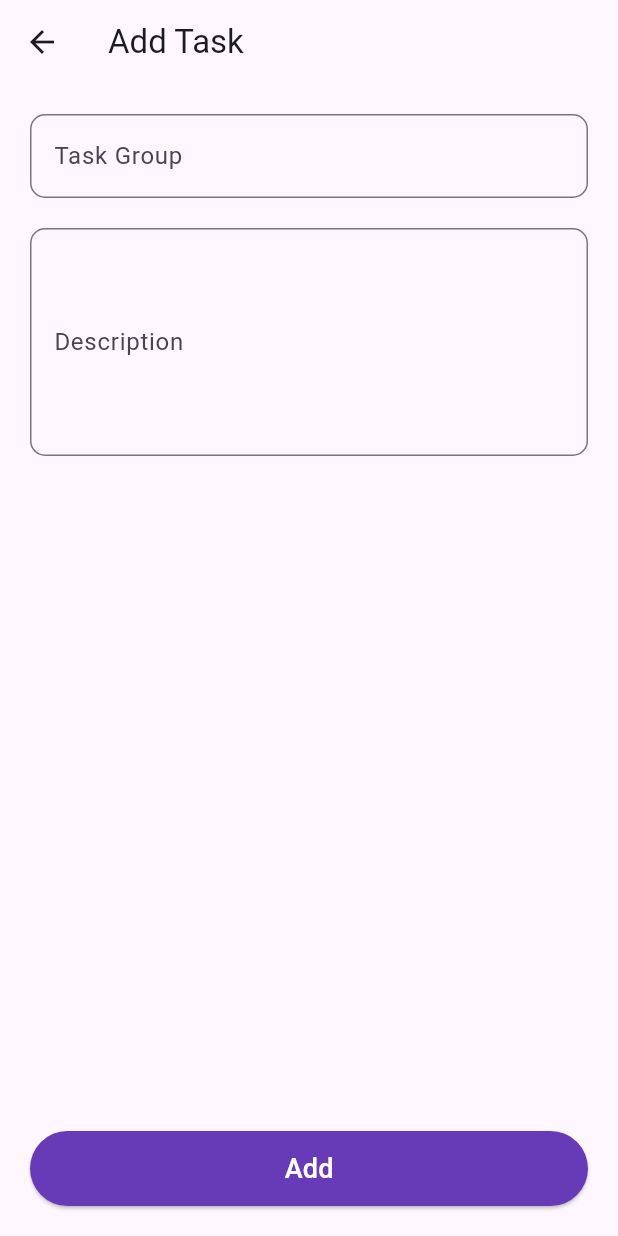
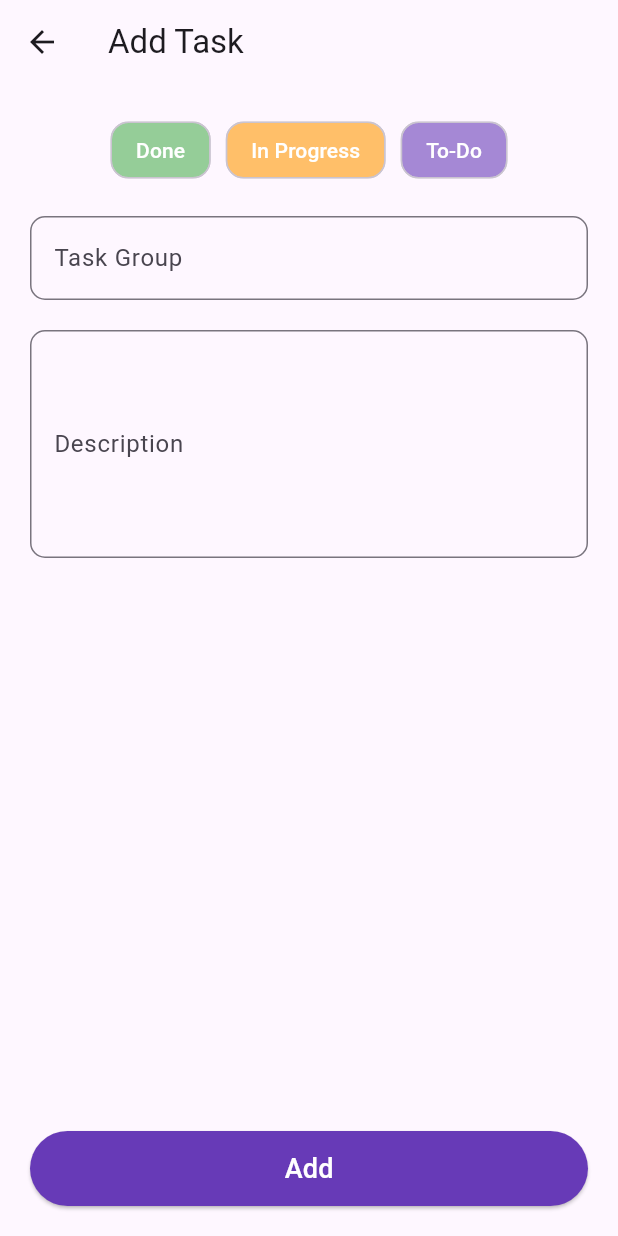
Before and after one commit to mizanurrahmanzoy/module_7_Assignment, a Flutter app: the screen it shows after launch, after a tap on the "add" icon, on a phone screen of 412 x 824 dp. Run offline on Flutter 3.47's test engine with Material 3 defaults, Android fonts, the phone set to English and light mode, and no system bars.

Commit message:
feat: before add DB

```diff
--- a/lib/screens/add_task_screen.dart
+++ b/lib/screens/add_task_screen.dart
@@ -1,7 +1,7 @@
 import 'package:flutter/material.dart';
 
 class AddTaskScreen extends StatefulWidget {
-  AddTaskScreen({super.key});
+  AddTaskScreen();
 
   @override
   State<AddTaskScreen> createState() => _AddTaskScreenState();
@@ -11,10 +11,16 @@ class _AddTaskScreenState extends State<AddTaskScreen> {
   final taskGroup = TextEditingController();
   final taskDesc = TextEditingController();
   final _formKey = GlobalKey<FormState>();
+  // Choice Chip list
+  final Map<String, Color> group = {
+    "Done": Colors.green,
+    "In Progress": Colors.orange,
+    "To-Do": Colors.deepPurple,
+  };
+  String selectedValue = '';
 
   @override
   void dispose() {
-    // TODO: implement dispose
     taskGroup.dispose();
     taskDesc.dispose();
     super.dispose();
@@ -32,7 +38,31 @@ class _AddTaskScreenState extends State<AddTaskScreen> {
           key: _formKey,
           child: Column(
             children: [
+              Wrap(
+                spacing: 10,
+                children: group.entries.map((item) {
+                  return ChoiceChip(
+                    label: Text(item.key),
+                    backgroundColor: item.value.withAlpha(150),
+                    selectedColor: item.value,
+                    labelStyle: TextStyle(color: Colors.white),
+                    shape: RoundedRectangleBorder(
+                      borderRadius: BorderRadius.circular(12),
+                    ),
+                    checkmarkColor: Colors.white,
+                    selected: selectedValue == item.key,
+                    onSelected: (selected) {
+                      setState(() {
+                        selectedValue = selected ? item.key : '';
+                        taskGroup.text = selected ? item.key : '';
+                      });
+                    },
+                  );
+                }).toList(),
+              ),
+              const SizedBox(height: 20),
               TextFormField(
+                readOnly: true,
                 validator: (value) {
                   if (value == null || value.isEmpty) {
                     return "Please enter some text";
@@ -42,6 +72,7 @@ class _AddTaskScreenState extends State<AddTaskScreen> {
                 controller: taskGroup,
                 decoration: InputDecoration(
                   labelText: "Task Group",
+
                   border: OutlineInputBorder(
                     borderRadius: BorderRadius.circular(10),
                   ),
@@ -52,6 +83,7 @@ class _AddTaskScreenState extends State<AddTaskScreen> {
 
               TextFormField(
                 maxLines: 5,
+
                 controller: taskDesc,
                 decoration: InputDecoration(
                   labelText: "Description",
@@ -78,6 +110,7 @@ class _AddTaskScreenState extends State<AddTaskScreen> {
                       Navigator.pop(context, {
                         'taskGroup': taskGroup.text,
                         'taskDesc': taskDesc.text,
+                        Color: group[selectedValue],
                       });
                     }
                   },
--- a/lib/screens/task_list_screen.dart
+++ b/lib/screens/task_list_screen.dart
@@ -44,7 +44,11 @@ class _TaskListScreenState extends State<TaskListScreen> {
   @override
   Widget build(BuildContext context) {
     return Scaffold(
-      appBar: AppBar(title: const Text("To-Do List"), centerTitle: true, elevation: 1),
+      appBar: AppBar(
+        title: const Text("To-Do List"),
+        centerTitle: true,
+        elevation: 1,
+      ),
 
       body: Padding(
         padding: const EdgeInsets.all(12.0),
@@ -73,11 +77,11 @@ class _TaskListScreenState extends State<TaskListScreen> {
       print(result.runtimeType);
       taskCards.add(
         TaskCard(
-          id: (taskCards.length+1).toString(),
+          id: (taskCards.length + 1).toString(),
           title: result["taskDesc"],
           time: TimeOfDay.now().format(context).toString(),
           status: result["taskGroup"],
-          color: Colors.green,
+          color: result["color"],
         ),
       );
       setState(() {});
@@ -161,7 +165,7 @@ class TaskCard extends StatelessWidget {
 
               child: Text(
                 status,
-                style: TextStyle(color: color, fontWeight: FontWeight.bold),
+                style: TextStyle(color: color, fontWeight: FontWeight.w600),
               ),
             ),
           ],
--- a/pubspec.yaml
+++ b/pubspec.yaml
@@ -34,6 +34,9 @@ dependencies:
   # The following adds the Cupertino Icons font to your application.
   # Use with the CupertinoIcons class for iOS style icons.
   cupertino_icons: ^1.0.8
+  sqflite: ^2.4.2+1
+  path: ^1.9.1
+
 
 dev_dependencies:
   flutter_test:
```
Also changed, not shown: lib/models/task_model.dart (added, +28 -0 lines), lib/database/database_helper.dart (added), pubspec.lock, 1 other file.
